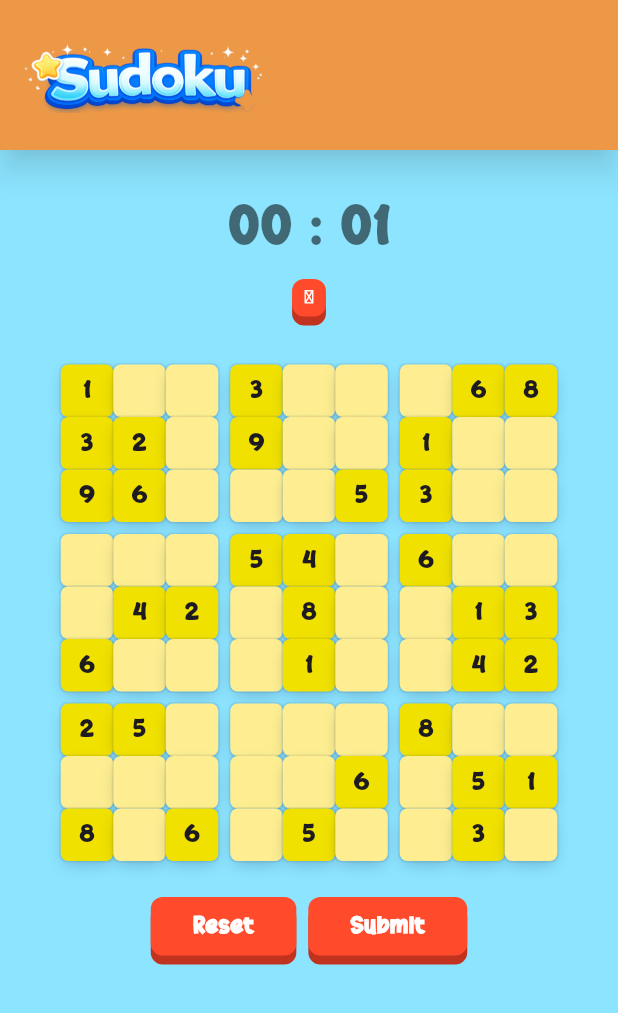
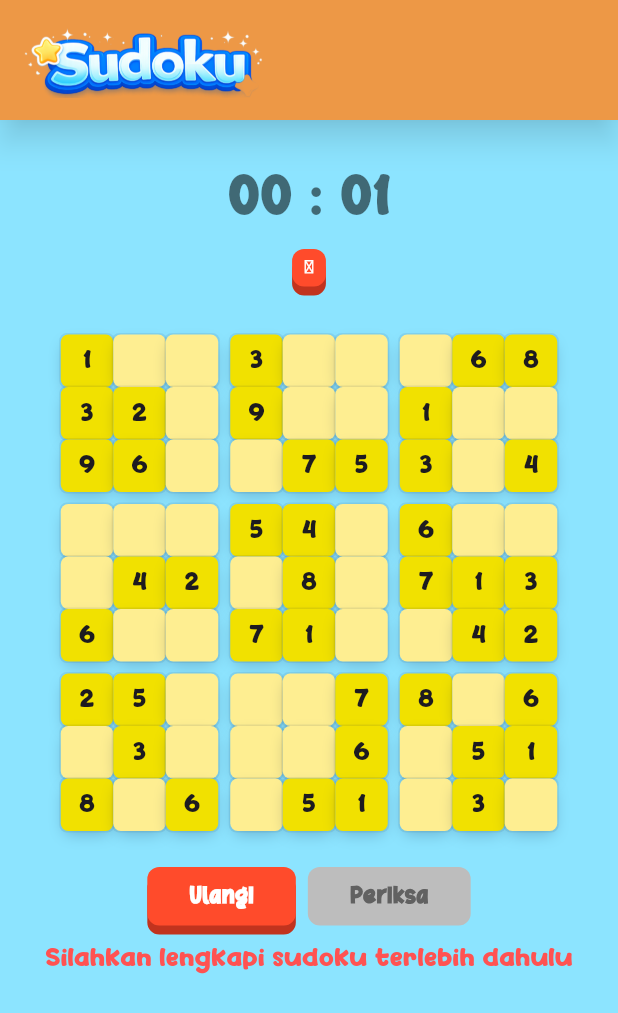
Before and after one commit to agunggst/flutter_sudoku, a Flutter app: the SudokuGamePage screen opened directly, on a phone screen of 412 x 824 dp. Shown: the top 1013 px of the screen. Run offline on Flutter 3.47's test engine with Material 3 defaults, Android fonts, the light colour scheme and no system bars.

Commit message:
add logic checking sudoku validation, add how to play screen

```diff
--- /dev/null
+++ b/lib/core/overlay_manager.dart
@@ -0,0 +1,26 @@
+import 'package:flutter/material.dart';
+
+class OverlayManager {
+  static final OverlayManager _instance = OverlayManager._internal();
+  factory OverlayManager() => _instance;
+
+  OverlayManager._internal();
+
+  OverlayEntry? _overlayEntry;
+
+  void showOverlay(BuildContext context, Widget overlayWidget) {
+    if (_overlayEntry != null) return;
+
+    final overlayState = Overlay.of(context);
+    _overlayEntry = OverlayEntry(
+      builder: (context) => overlayWidget,
+    );
+
+    overlayState.insert(_overlayEntry!);
+  }
+
+  void hideOverlay() {
+    _overlayEntry?.remove();
+    _overlayEntry = null;
+  }
+}
--- a/lib/pages/home.dart
+++ b/lib/pages/home.dart
@@ -22,7 +22,8 @@ class HomePage extends StatelessWidget {
                 ),
                 const SizedBox(height: 20,),
                 PushButton(
-                  text: "START",
+                  text: "MULAI",
+                  // fontFamily: "Cartoon",
                   onPressed: () {
                     Navigator.push(
                       context,
@@ -32,7 +33,8 @@ class HomePage extends StatelessWidget {
                 ),
                 const SizedBox(height: 20,),
                 PushButton(
-                  text: "HOW TO PLAY",
+                  text: "Panduan Bermain",
+                  // fontFamily: "Cartoon",
                   onPressed: () {
                     Navigator.push(
                       context,
--- a/lib/pages/sudoku.dart
+++ b/lib/pages/sudoku.dart
@@ -1,5 +1,9 @@
 import 'package:flutter/material.dart';
+import 'package:flutter_sudoku/core/overlay_manager.dart';
 import 'package:flutter_sudoku/functions/generate_sudoku_board.dart';
+import 'package:flutter_sudoku/functions/is_sudoku_filled.dart';
+import 'package:flutter_sudoku/functions/validate_sudoku_board.dart';
+import 'package:flutter_sudoku/widgets/game_over.dart';
 import 'package:flutter_sudoku/widgets/modals/simple_dialog.dart';
 import 'package:flutter_sudoku/widgets/number_tiles.dart';
 import 'package:flutter_sudoku/widgets/numpad.dart';
@@ -17,17 +21,29 @@ class _SudokuGamePageState extends State<SudokuGamePage> {
   List<List<int>> sudokuBoard = [];
   List<List<int>> sudokuBoardCopy = [];
   bool isShowNumpad = false;
+  bool canSubmit = false;
   List<int>? activeCell;
   final GlobalKey<StopWatchState> stopwatchKey = GlobalKey<StopWatchState>();
   bool get isPaused => stopwatchKey.currentState?.isPaused ?? false;
+  String errorText = "Silahkan lengkapi sudoku terlebih dahulu";
 
   @override
   void initState() {
     super.initState();
-    sudokuBoard = generateSudokuByDifficulty('medium');
+    sudokuBoard = generateSudokuByDifficulty('easy');
     sudokuBoardCopy = sudokuBoard.map((row) => [...row]).toList();
   }
 
+  void gameOver() {
+    setState(() {
+      stopwatchKey.currentState?.pauseTimer();
+      isShowNumpad = false;
+      OverlayManager().showOverlay(
+        context,
+        GameOver()
+      );
+    });
+  }
 
   @override
   Widget build(BuildContext context) {
@@ -48,7 +64,7 @@ class _SudokuGamePageState extends State<SudokuGamePage> {
         appBar: AppBar(
           backgroundColor: Color(0xFFFFA239),
           shadowColor: Colors.black54,
-          toolbarHeight: 100,
+          toolbarHeight: 80,
           elevation: 8,
           title: Image(
             image: AssetImage('assets/flutter_sudoku_logo.png'),
@@ -127,27 +143,52 @@ class _SudokuGamePageState extends State<SudokuGamePage> {
                     mainAxisAlignment: MainAxisAlignment.center,
                     children: [
                       PushButton(
-                        text: "Reset",
+                        text: "Ulangi",
                         paddingH: 28,
                         paddingV: 8,
                         fontSize: 16,
                         onPressed: () {
                           setState(() {
                             sudokuBoard = sudokuBoardCopy.map((row) => [...row]).toList();
+                            canSubmit = false;
+                            isShowNumpad = false;
+                            activeCell = null;
                           });
                         }
                       ),
                       const SizedBox(width: 8,),
                       PushButton(
-                        text: "Submit",
+                        text: "Periksa",
                         paddingH: 28,
                         paddingV: 8,
                         fontSize: 16,
-                        onPressed: () {}
+                        onPressed: () {
+                          bool checkResult = validateSudokuBoard(sudokuBoard);
+                          print(checkResult);
+                          if (checkResult) {
+                            gameOver();
+                          } else {
+                            setState(() {
+                              errorText = "Masih ada yang salah... Coba lagi";
+                              canSubmit = false;
+                            });
+                          }
+                        },
+                        enabled: canSubmit,
                       ),
                     ],
                   ),
-                  const SizedBox(height: 28,),
+                  if (!canSubmit)
+                    const SizedBox(height: 12,),
+                  if (!canSubmit)
+                    Text(
+                      errorText,
+                      style: TextStyle(
+                        color: Colors.redAccent,
+                        fontFamily: "Cartoon"
+                      ),
+                    ),
+                  const SizedBox(height: 16,),
                   if (isShowNumpad)
                     Container(
                       width: 100,
@@ -157,9 +198,25 @@ class _SudokuGamePageState extends State<SudokuGamePage> {
                         children: [
                           NumPad(
                             onNumpadPressed: (number) {
-                              // print("Angka: $number masukkan ke tile $activeCell");
                               setState(() {
                                 sudokuBoard[activeCell![0]][activeCell![1]] = number;
+                                // CHEAT!!
+                                // List<List<int>> solvedBoard = [
+                                //   [4, 1, 2, 6, 5, 9, 3, 8, 7],
+                                //   [3, 5, 6, 2, 7, 8, 9, 1, 4],
+                                //   [9, 8, 7, 3, 1, 4, 5, 6, 2],
+
+                                //   [1, 9, 5, 8, 4, 3, 2, 7, 6],
+                                //   [7, 6, 3, 5, 2, 1, 8, 4, 9],
+                                //   [8, 2, 4, 7, 9, 6, 1, 3, 5],
+
+                                //   [2, 7, 8, 1, 6, 5, 4, 9, 3],
+                                //   [6, 3, 9, 4, 8, 2, 7, 5, 1],
+                                //   [5, 4, 1, 9, 3, 7, 6, 2, 8],
+                                // ];
+                                // sudokuBoard = solvedBoard;
+
+                                canSubmit = isSudokuFilled(sudokuBoard);
                                 isShowNumpad = false;
                                 activeCell = null;
                               });
--- a/lib/widgets/push_button.dart
+++ b/lib/widgets/push_button.dart
@@ -7,6 +7,8 @@ class PushButton extends StatefulWidget {
   final String fontFamily;
   final double paddingH;
   final double paddingV;
+  final bool enabled;
+  final String? disabledTooltip;
 
   const PushButton({
     super.key,
@@ -16,6 +18,8 @@ class PushButton extends StatefulWidget {
     this.fontFamily = "Rufing",
     this.paddingH = 28,
     this.paddingV = 14,
+    this.enabled = true,
+    this.disabledTooltip,
   });
 
   @override
@@ -27,17 +31,21 @@ class _PushButtonState extends State<PushButton> {
 
   @override
   Widget build(BuildContext context) {
-    return GestureDetector(
-      onTapDown: (_) {
-        setState(() => _isPressed = true);
-      },
-      onTapUp: (_) {
+    final bool isDisabled = !widget.enabled;
+
+    Widget button = GestureDetector(
+      onTapDown: isDisabled
+          ? null
+          : (_) => setState(() => _isPressed = true),
+      onTapUp: isDisabled
+          ? null
+          : (_) {
               setState(() => _isPressed = false);
               widget.onPressed();
             },
-      onTapCancel: () {
-        setState(() => _isPressed = false);
-      },
+      onTapCancel: isDisabled
+          ? null
+          : () => setState(() => _isPressed = false),
       child: AnimatedContainer(
         duration: const Duration(milliseconds: 100),
         transform: Matrix4.translationValues(
@@ -45,11 +53,18 @@ class _PushButtonState extends State<PushButton> {
           _isPressed ? 4 : 0,
           0,
         ),
-        padding: EdgeInsets.symmetric(horizontal: widget.paddingH, vertical: widget.paddingV),
+        padding: EdgeInsets.symmetric(
+          horizontal: widget.paddingH,
+          vertical: widget.paddingV,
+        ),
         decoration: BoxDecoration(
-          color: const Color(0xFFFF4B2B),
+          color: isDisabled
+              ? Colors.grey.shade400
+              : const Color(0xFFFF4B2B),
           borderRadius: BorderRadius.circular(8),
-          boxShadow: [
+          boxShadow: isDisabled
+              ? []
+              : [
                   BoxShadow(
                     color: const Color(0xFFC1331E),
                     offset: Offset(0, _isPressed ? 2 : 6),
@@ -60,13 +75,23 @@ class _PushButtonState extends State<PushButton> {
         child: Text(
           widget.text,
           style: TextStyle(
-            color: Colors.white,
+            color: isDisabled ? Colors.grey.shade700 : Colors.white,
             fontSize: widget.fontSize,
             fontWeight: FontWeight.bold,
-            fontFamily: widget.fontFamily
+            fontFamily: widget.fontFamily,
+            decoration: TextDecoration.none,
           ),
         ),
       ),
     );
+
+    if (isDisabled && widget.disabledTooltip != null) {
+      return Tooltip(
+        message: widget.disabledTooltip!,
+        child: button,
+      );
+    }
+
+    return button;
   }
 }
```
Also changed, not shown: lib/functions/is_sudoku_filled.dart (added, +11 -0 lines), lib/functions/validate_sudoku_board.dart (added, +51 -0 lines), lib/pages/how_to_play.dart (+47 -1 lines), lib/widgets/game_over.dart (added, +51 -0 lines), assets/gameover_illustration.png (added). Lines whose indentation alone changed are shown as unchanged.
